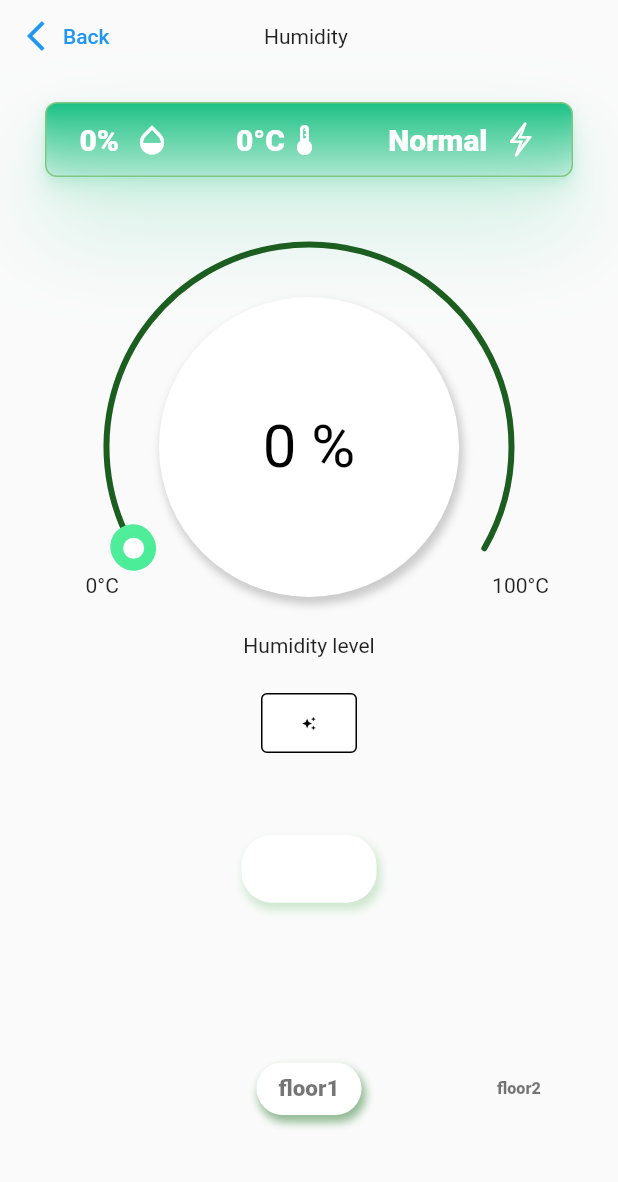
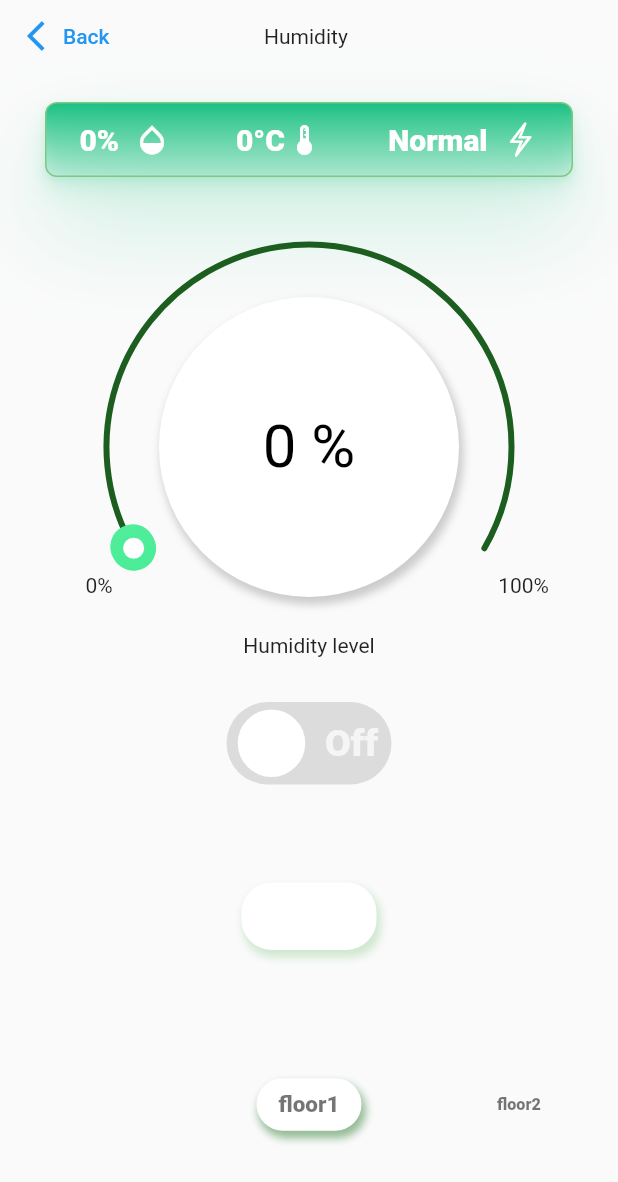
Before and after one commit to XxExecut0rxX/Final_Project_Domotic, a Flutter app: the screen it shows after launch, after a tap on an icon or button, on a phone screen of 412 x 824 dp. Shown: the top 1182 px of the screen. Run offline on Flutter 3.47's test engine with Material 2 defaults, Android fonts, the phone set to English and light mode, and no system bars; drawn by our look-alikes of flutter_switch, scroll_snap_list, sleek_circular_slider; our stand-ins replace firebase_database, titled_navigation_bar; accounts and stored records are empty; network calls fail; Roboto replaces fonts that are missing (Poppins).

Commit message:
adding button fans to screens and fixins sync firebase errors(not completed)🎴🎴🎴

```diff
--- a/lib/home/cards/button_humidity_screen/button_humidity_screen.dart
+++ b/lib/home/cards/button_humidity_screen/button_humidity_screen.dart
@@ -1,6 +1,7 @@
 import 'package:firebase_database/firebase_database.dart';
 import 'package:flutter/cupertino.dart';
 import 'package:flutter/material.dart';
+import 'package:flutter_switch/flutter_switch.dart';
 import 'package:pro_final/main.dart';
 import 'package:scroll_snap_list/scroll_snap_list.dart';
 import 'package:sleek_circular_slider/sleek_circular_slider.dart';
@@ -31,9 +32,9 @@ class _ButtonHumidityScreenState extends State<ButtonHumidityScreen> {
     index = index + 1;
     index1 = index1 + 1;
     if (!val) {
-      db.child('floor$index1/room$index').update({'lights': 'off'});
+      db.child('floor$index1/room$index').update({'fan': 'off'});
     } else {
-      db.child('floor$index1/room$index').update({'lights': 'on'});
+      db.child('floor$index1/room$index').update({'fan': 'on'});
     }
   }
 
@@ -41,7 +42,7 @@ class _ButtonHumidityScreenState extends State<ButtonHumidityScreen> {
   void updateSwitchToggler(int index, int index1) {
     index = index + 1;
     index1 = index1 + 1;
-    db.child('floor$index1/room$index').child('lights').onValue.listen((event) {
+    db.child('floor$index1/room$index').child('fan').onValue.listen((event) {
       final String desc = event.snapshot.value;
       _displ = desc;
       setState(() {
@@ -186,11 +187,13 @@ class _ButtonHumidityScreenState extends State<ButtonHumidityScreen> {
 
   void _onItemFocusRooms(int index) {
     _focusedIndexRooms = index;
+    updateSwitchToggler(_focusedIndexRooms, _focusedIndexFloors);
     updateInitialTemp(_focusedIndexRooms, _focusedIndexFloors);
   }
 
   void _onItemFocusFloors(int index) {
     _focusedIndexFloors = index;
+    updateSwitchToggler(_focusedIndexRooms, _focusedIndexFloors);
     updateInitialTemp(_focusedIndexRooms, _focusedIndexFloors);
     InitRoomsFloors(_focusedIndexFloors);
   }
@@ -354,12 +357,12 @@ class _ButtonHumidityScreenState extends State<ButtonHumidityScreen> {
                 alignment: AlignmentDirectional.center,
                 children: [
                   const Positioned(
-                    child: Text('0°C'),
+                    child: Text('0%'),
                     bottom: 50,
                     left: 1,
                   ),
                   const Positioned(
-                    child: Text('100°C'),
+                    child: Text('100%'),
                     bottom: 50,
                     right: -10,
                   ),
@@ -426,35 +429,33 @@ class _ButtonHumidityScreenState extends State<ButtonHumidityScreen> {
                   ),
                 ]),
             const SizedBox(
-              height: 10,
+              height: 20,
             ),
-            OutlinedButton(
-              child: const Icon(
-                Icons.auto_awesome,
-                size: 10,
-              ),
-              style: ButtonStyle(
-                fixedSize: MaterialStateProperty.all(const Size(40, 40)),
-                side: MaterialStateProperty.all(const BorderSide(width: 1)),
-                backgroundColor: MaterialStateProperty.all(fanBackColor),
-                foregroundColor: MaterialStateProperty.all(iconColor),
-              ),
-              onPressed: () {
+            //switch
+            FlutterSwitch(
+              activeIcon: Icon(Icons.hvac),
+              width: 110.0,
+              height: 55.0,
+              valueFontSize: 25.0,
+              toggleSize: 50.0,
+              value: switchtoggle,
+              borderRadius: 30.0,
+              padding: 5.0,
+              activeText: 'On',
+              inactiveText: 'Off',
+              showOnOff: true,
+              activeColor: Colors.greenAccent.shade700,
+              inactiveColor: Colors.black12,
+              onToggle: (val) {
                 setState(() {
-                  if (fanBackColor == Colors.red) {
-                    fanBackColor = Colors.white;
-                    iconColor = Colors.black;
-                  } else {
-                    fanBackColor = Colors.red;
-                    iconColor = Colors.white;
-                  }
+                  status = val;
+                  updateDataonToggleSwitch(
+                      status, _focusedIndexRooms, _focusedIndexFloors);
                 });
               },
-              //icon: Icon(Icons.add),
-              //label: Text(''),
             ),
             const SizedBox(
-              height: 5,
+              height: 30,
             ),
             //scrollsnaplist rooms
             Expanded(
```
Also changed, not shown: lib/home/cards/button_lights_screen/button_light_screen.dart (+10 -3 lines), lib/home/cards/button_temperature_screen/button_temp_screen.dart (+31 -24 lines), pubspec.lock.
